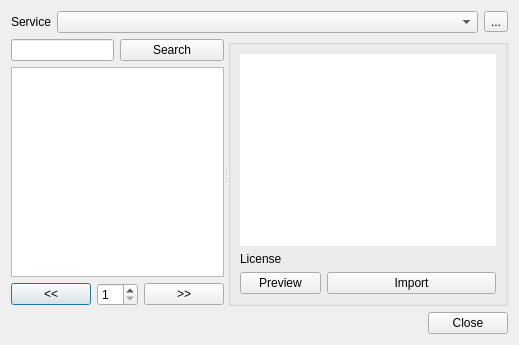
Above: src/ui/freesound_ui.ui from KDE/kdenlive before the change. Below: the same form after it.
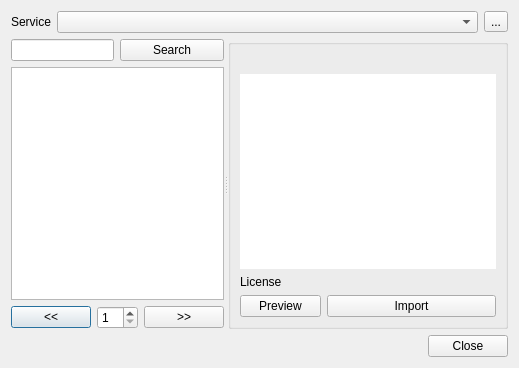
That is the form after the change. Custom widgets are drawn as their Qt base class.

Commit message: HQ freesound plus archive org videos

The edit to the form file:
```diff
--- a/src/ui/freesound_ui.ui
+++ b/src/ui/freesound_ui.ui
@@ -6,8 +6,8 @@
    <rect>
     <x>0</x>
     <y>0</y>
-    <width>505</width>
-    <height>319</height>
+    <width>519</width>
+    <height>368</height>
    </rect>
   </property>
   <property name="windowTitle">
@@ -178,6 +178,13 @@
          </property>
         </widget>
        </item>
+       <item row="0" column="0" rowspan="2" colspan="3">
+        <widget class="QLabel" name="GifLabel">
+         <property name="text">
+          <string/>
+         </property>
+        </widget>
+       </item>
       </layout>
      </widget>
     </widget>
@@ -211,11 +218,6 @@
    <extends>QComboBox</extends>
    <header>kcombobox.h</header>
   </customwidget>
-  <customwidget>
-   <class>QLineEdit</class>
-   <extends>QLineEdit</extends>
-   <header>klineedit.h</header>
-  </customwidget>
   <customwidget>
    <class>KUrlLabel</class>
    <extends>QLabel</extends>
```
The commit also changes 16 other files.
